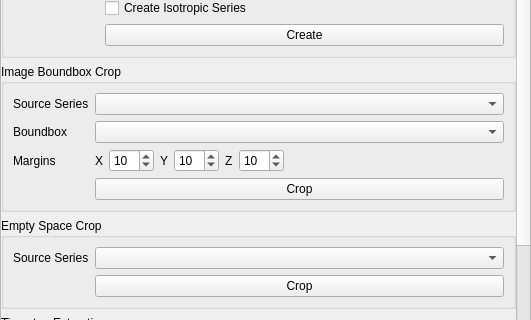
Above: src/ui/CardiacMotionProp.ui from ericspod/Eidolon before the change; both pictures show x 0 to 531 and y 321 to 641 of the 531 by 868 pixel window. Below: the same form after it.
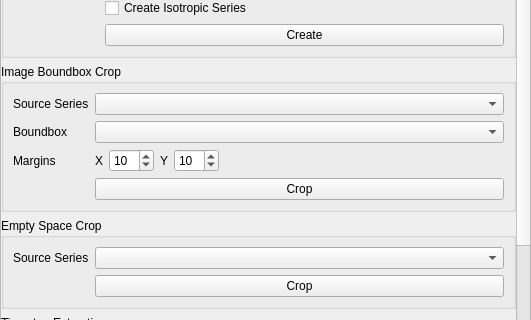
That is the form after the change.

The edit to the form file:
```diff
--- a/src/ui/CardiacMotionProp.ui
+++ b/src/ui/CardiacMotionProp.ui
@@ -1579,7 +1579,7 @@
       <property name="geometry">
        <rect>
         <x>0</x>
-        <y>0</y>
+        <y>-154</y>
         <width>516</width>
         <height>1364</height>
        </rect>
@@ -1801,23 +1801,6 @@
               </property>
              </widget>
             </item>
-            <item>
-             <widget class="QLabel" name="label_34">
-              <property name="text">
-               <string>Z</string>
-              </property>
-             </widget>
-            </item>
-            <item>
-             <widget class="QSpinBox" name="bbZBox">
-              <property name="minimum">
-               <number>-99</number>
-              </property>
-              <property name="value">
-               <number>10</number>
-              </property>
-             </widget>
-            </item>
             <item>
              <spacer name="horizontalSpacer_2">
               <property name="orientation">
```
Left out of the diff: 8 changed lines with no effect on the pictures.
